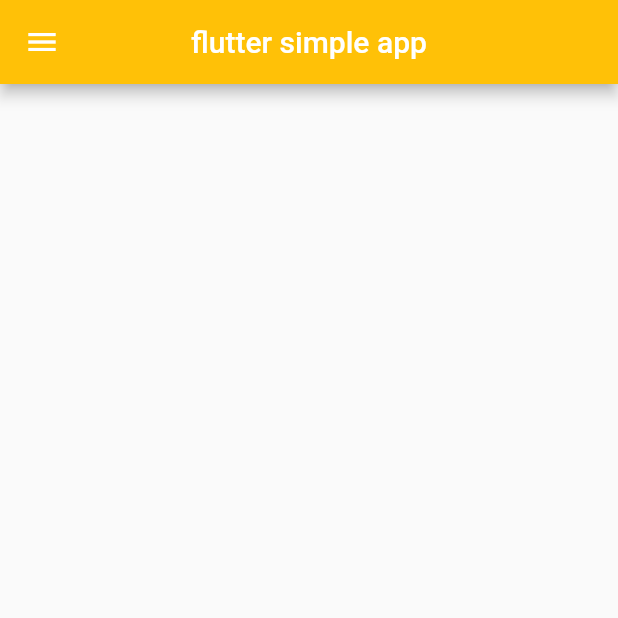
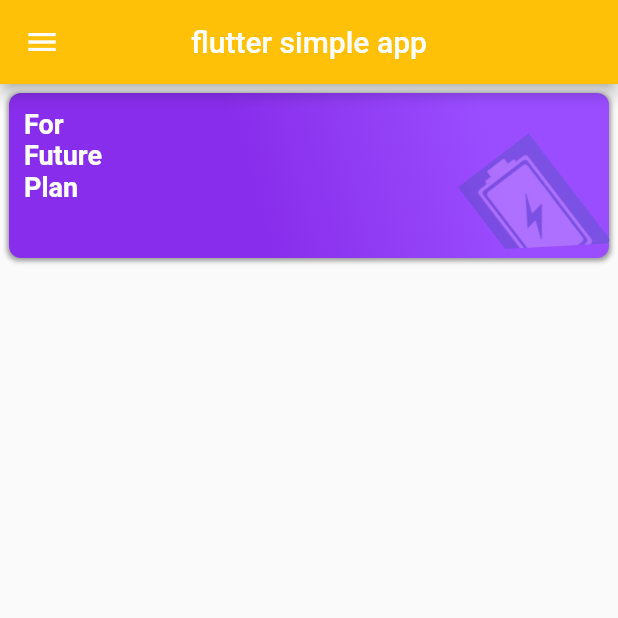
Before and after one commit to xmoooz/flutter_simple_app, a Flutter app: the screen it shows after launch, on a phone screen of 412 x 824 dp, the top half of it. Run offline on Flutter 3.47's test engine with Material 2 defaults, Android fonts, the phone set to English and light mode, and no system bars; our stand-ins replace animated_text_kit.

Commit message:
HomeScreen re-design

```diff
--- a/lib/src/screen/HomeScreen.dart
+++ b/lib/src/screen/HomeScreen.dart
@@ -1,8 +1,17 @@
 import 'package:flutter/material.dart';
 import 'package:flutter_simple_app/src/widget/MenuDrawerWidget.dart';
 import 'package:flutter_simple_app/src/config/ApplicationConfig.dart';
+import 'package:flutter_simple_app/src/widget/SquareWidget.dart';
 
 class HomeScreen extends StatelessWidget {
+
+  final blueGradient = const LinearGradient(colors: const <Color>[
+    const Color(0xFF882DEB),
+    const Color(0xFF9A4DFF),
+  ], stops: const <double>[
+    0.4,
+    0.8
+  ], begin: Alignment.bottomLeft, end: Alignment.topRight);
 
   @override
   Widget build(BuildContext context) {
@@ -13,6 +22,19 @@ class HomeScreen extends StatelessWidget {
         centerTitle: true,
       ),
       drawer: MenuDrawerWidget(),
+      body: Container(
+        child: ListView(
+            shrinkWrap: true,
+            padding: const EdgeInsets.all(4.0),
+            scrollDirection: Axis.vertical,
+            children: <Widget>[
+              SquareWidget("For\nFuture\nPlan", () {
+                Navigator.push(context,
+                    MaterialPageRoute(builder: (context) => HomeScreen()));
+              }, Colors.blue, blueGradient,
+                  AssetImage("asset/image/battery.png")),
+            ]),
+      ),
     );
   }
 }
--- /dev/null
+++ b/lib/src/widget/BackgroundImageClipper.dart
@@ -0,0 +1,17 @@
+import 'package:flutter/material.dart';
+
+class BackgroundImageClipper extends CustomClipper<Path> {
+
+  @override
+  Path getClip(Size size) {
+    final path = Path();
+    path.moveTo(0.0, 0.0);
+    path.lineTo(size.width, size.height);
+    path.lineTo(size.width, 0.0);
+    path.close();
+    return path;
+  }
+
+  @override
+  bool shouldReclip(CustomClipper<Path> oldClipper) => false;
+}
--- /dev/null
+++ b/lib/src/widget/SquareWidget.dart
@@ -0,0 +1,72 @@
+import 'package:flutter/material.dart';
+import 'package:flutter_simple_app/src/widget/BackgroundImageClipper.dart';
+
+class SquareWidget extends StatelessWidget {
+
+  final String title;
+  final Color color;
+  final VoidCallback action;
+  final Gradient gradient;
+  final ImageProvider backgroundImage;
+
+  final textStyle = TextStyle(
+      color: Colors.white, fontWeight: FontWeight.w700, fontSize: 18.0);
+
+  SquareWidget(
+      this.title, this.action, this.color, this.gradient, this.backgroundImage);
+
+  @override
+  Widget build(BuildContext context) {
+    return new GestureDetector(
+      onTap: action,
+      child: Container(
+        margin: const EdgeInsets.all(2.0),
+        width: 80.0,
+        decoration: BoxDecoration(
+            color: color,
+            shape: BoxShape.rectangle,
+            borderRadius: BorderRadius.circular(8.0),
+            boxShadow: <BoxShadow>[
+              BoxShadow(
+                  color: Colors.black38,
+                  blurRadius: 2.0,
+                  spreadRadius: 1.0,
+                  offset: Offset(0.0, 1.0)),
+            ],
+            gradient: gradient),
+        child: Stack(
+          children: <Widget>[
+            Opacity(
+              opacity: 0.2,
+              child: Align(
+                alignment: Alignment.centerRight,
+                child: Transform.rotate(
+                  angle: -3.14 / 4.8,
+                  alignment: Alignment.centerRight,
+                  child: ClipPath(
+                    clipper: BackgroundImageClipper(),
+                    child: Container(
+                      padding: const EdgeInsets.only(
+                          bottom: 20.0, right: 10.0, left: 60.0),
+                      child: Image(
+                        width: 90.0,
+                        height: 90.0,
+                        image: backgroundImage ,
+                      ),
+                    ),
+                  ),
+                ),
+              ),
+            ), // END BACKGROUND IMAGE
+
+            Container(
+              alignment: Alignment.topLeft,
+              padding: const EdgeInsets.only(left: 10.0, top: 10.0),
+              child: Text(title, style: textStyle),
+            ),
+          ],
+        ),
+      ),
+    );
+  }
+}
```
Also changed, not shown: asset/image/battery.png (added).
